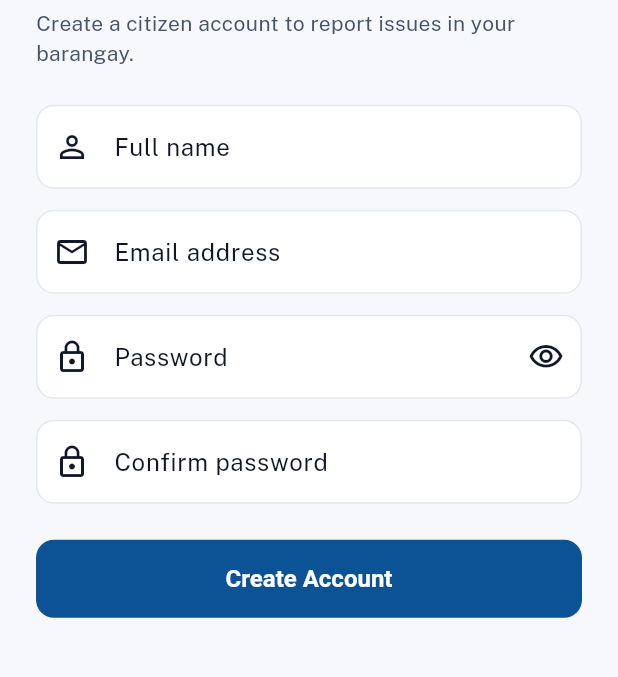
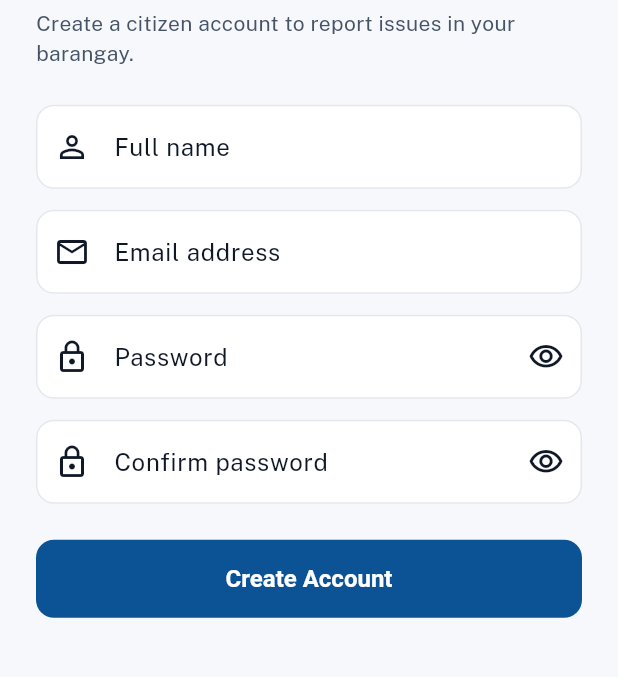
Before and after one commit to TimJohn05/Citisense, a Flutter app: the SignupScreen screen opened directly, on a phone screen of 412 x 824 dp, the part 373-1050 px from its top. Run offline on Flutter 3.47's test engine with Material 3 defaults, Android fonts, the light colour scheme and no system bars; our stand-ins replace cloud_firestore, firebase_auth, firebase_core, firebase_storage, fl_chart, flutter_map and 7 more; missing offline and left inert: video_compress; accounts and stored records are empty; generated files the repository leaves out were written again; project files that could hold a hidden picture were left out.

Commit message:
Add individual show-password toggles on signup screen
The password and confirm-password fields previously shared a single
_obscure flag, so toggling visibility affected both. Now each field has
its own _obscurePassword / _obscureConfirm state with a dedicated eye
icon, matching the login screen's per-field toggle pattern.

```diff
--- a/citisense/lib/screens/auth/signup_screen.dart
+++ b/citisense/lib/screens/auth/signup_screen.dart
@@ -17,7 +17,8 @@ class _SignupScreenState extends State<SignupScreen> {
   final _emailController = TextEditingController();
   final _passwordController = TextEditingController();
   final _confirmController = TextEditingController();
-  bool _obscure = true;
+  bool _obscurePassword = true;
+  bool _obscureConfirm = true;
 
   @override
   void dispose() {
@@ -112,15 +113,16 @@ class _SignupScreenState extends State<SignupScreen> {
                     const SizedBox(height: 14),
                     TextFormField(
                       controller: _passwordController,
-                      obscureText: _obscure,
+                      obscureText: _obscurePassword,
                       textInputAction: TextInputAction.next,
                       decoration: InputDecoration(
                         labelText: 'Password',
                         prefixIcon: const Icon(Icons.lock_outline),
                         suffixIcon: IconButton(
-                          onPressed: () => setState(() => _obscure = !_obscure),
+                          onPressed: () =>
+                              setState(() => _obscurePassword = !_obscurePassword),
                           icon: Icon(
-                            _obscure
+                            _obscurePassword
                                 ? Icons.visibility_outlined
                                 : Icons.visibility_off_outlined,
                           ),
@@ -132,12 +134,21 @@ class _SignupScreenState extends State<SignupScreen> {
                     const SizedBox(height: 14),
                     TextFormField(
                       controller: _confirmController,
-                      obscureText: _obscure,
+                      obscureText: _obscureConfirm,
                       textInputAction: TextInputAction.done,
                       onFieldSubmitted: (_) => _submit(),
-                      decoration: const InputDecoration(
+                      decoration: InputDecoration(
                         labelText: 'Confirm password',
-                        prefixIcon: Icon(Icons.lock_outline),
+                        prefixIcon: const Icon(Icons.lock_outline),
+                        suffixIcon: IconButton(
+                          onPressed: () =>
+                              setState(() => _obscureConfirm = !_obscureConfirm),
+                          icon: Icon(
+                            _obscureConfirm
+                                ? Icons.visibility_outlined
+                                : Icons.visibility_off_outlined,
+                          ),
+                        ),
                       ),
                       validator: (v) => v != _passwordController.text
                           ? 'Passwords do not match'
```
